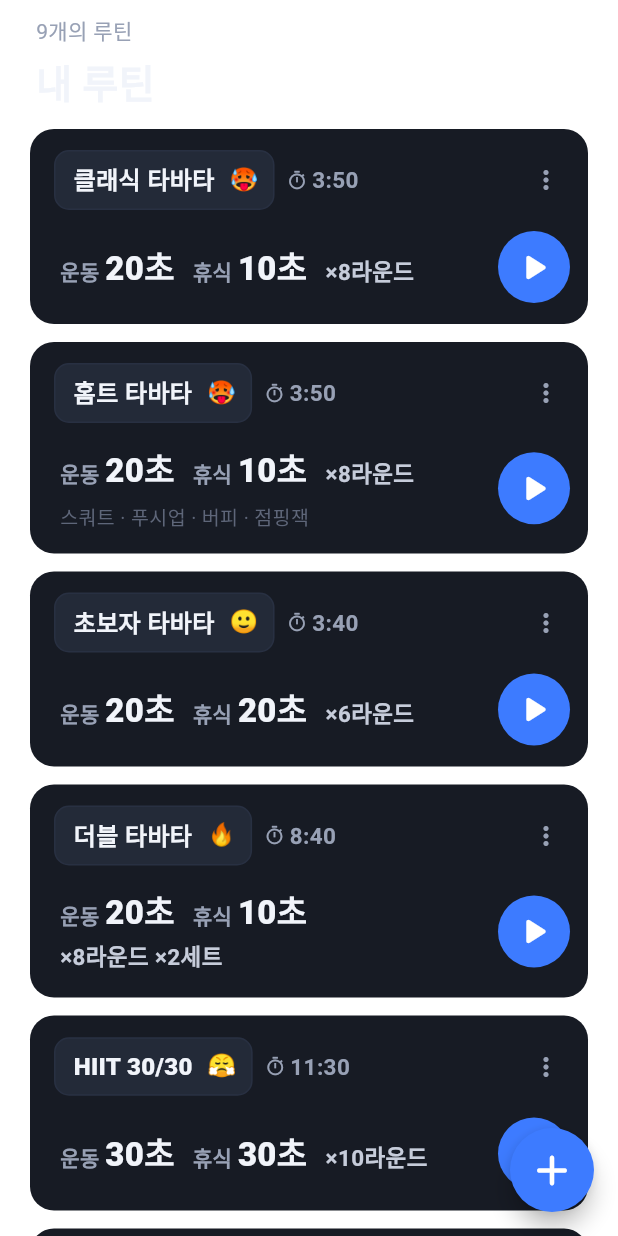
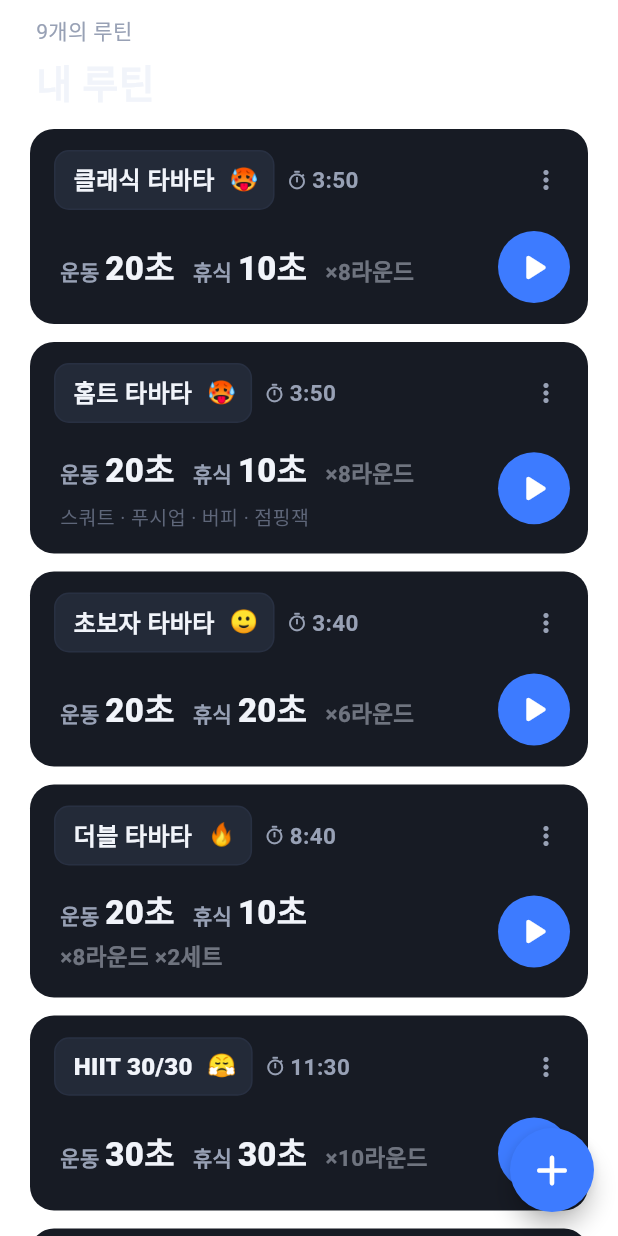
Before and after one commit to sionhyeop/tabata-timer, a Flutter app: the RoutinesTab screen opened directly, on a phone screen of 412 x 824 dp. Run offline on Flutter 3.47's test engine with Material 3 defaults, Android fonts, the phone set to English and light mode, and no system bars; our stand-ins replace audioplayers, flutter_tts, shared_preferences, wakelock_plus; missing offline and left inert: flutter_foreground_task; accounts and stored records are empty.

Commit message:
Fade the repeat counts on routine cards to half opacity
"×8라운드 ×2세트" stays readable but recedes behind the work/rest values.
Version 1.3.5.

Co-Authored-By: Claude Opus 5.5 <noreply@anthropic.com>

```diff
--- a/lib/ui/routines/routines_tab.dart
+++ b/lib/ui/routines/routines_tab.dart
@@ -254,7 +254,7 @@ class _BigSummary extends StatelessWidget {
     fontFeatures: tabularFigures,
   );
   static const _repeat = TextStyle(
-    color: AppColors.cardCaption,
+    color: Color(0x80C6CCDA), // cardCaption at half opacity: present, not loud
     fontSize: 15,
     fontWeight: FontWeight.w700,
     fontFeatures: tabularFigures,
--- a/lib/ui/settings/settings_tab.dart
+++ b/lib/ui/settings/settings_tab.dart
@@ -170,7 +170,7 @@ class SettingsTab extends StatelessWidget {
               const SizedBox(height: 28),
               const Center(
                 child: Text(
-                  '타바타 타이머 1.3.4',
+                  '타바타 타이머 1.3.5',
                   style: TextStyle(color: AppColors.textTertiary, fontSize: 12),
                 ),
               ),
--- a/pubspec.yaml
+++ b/pubspec.yaml
@@ -16,7 +16,7 @@ publish_to: 'none' # Remove this line if you wish to publish to pub.dev
 # https://developer.apple.com/library/archive/documentation/General/Reference/InfoPlistKeyReference/Articles/CoreFoundationKeys.html
 # In Windows, build-name is used as the major, minor, and patch parts
 # of the product and file versions while build-number is used as the build suffix.
-version: 1.3.4+8
+version: 1.3.5+9
 
 environment:
   sdk: ^3.13.7
```
Also changed, not shown: 1 other file.
